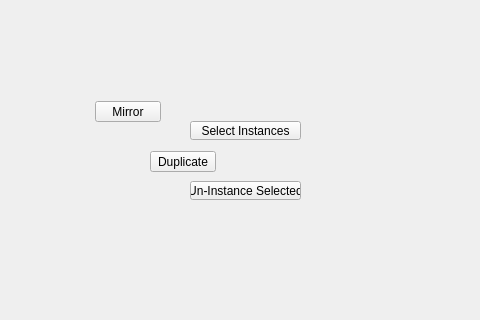
Before: the Qt Designer form ui/duplicate_submenu.ui in m3trik/Scripts_portable, drawn with Qt 5; both pictures show x 120 to 600 and y 139 to 459 of the 600 by 600 pixel window.
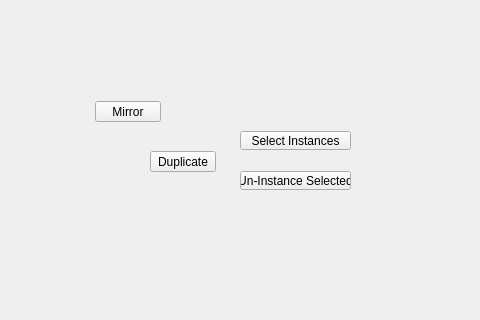
After: the same form once the commit is applied.

Diff of the .ui file:
```diff
--- a/ui/duplicate_submenu.ui
+++ b/ui/duplicate_submenu.ui
@@ -93,8 +93,8 @@
    <widget class="QPushButton" name="b004">
     <property name="geometry">
      <rect>
-      <x>310</x>
-      <y>260</y>
+      <x>360</x>
+      <y>270</y>
       <width>111</width>
       <height>19</height>
      </rect>
@@ -133,8 +133,8 @@
    <widget class="QPushButton" name="b005">
     <property name="geometry">
      <rect>
-      <x>310</x>
-      <y>320</y>
+      <x>360</x>
+      <y>310</y>
       <width>111</width>
       <height>19</height>
      </rect>
```
Left out of the diff: 6 changed lines with no effect on the pictures.
